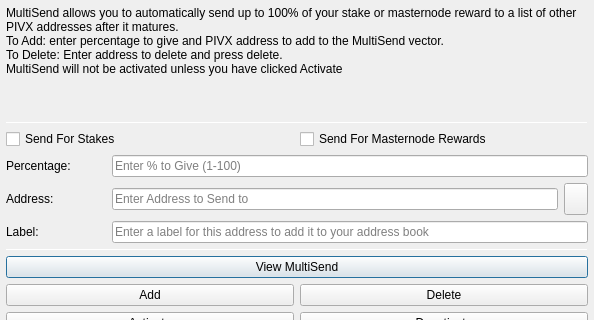
Qt form src/qt/forms/multisenddialog.ui (eons-finance/ALQO) before a commit; both pictures show x 0 to 594 and y 0 to 320 of the 594 by 526 pixel window.
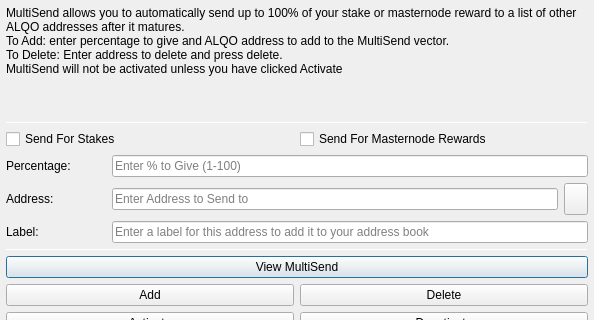
The same form after that commit. Icons and pictures are not drawn.

Diff of the .ui file:
```diff
--- a/src/qt/forms/multisenddialog.ui
+++ b/src/qt/forms/multisenddialog.ui
@@ -28,8 +28,8 @@
         <number>1</number>
        </property>
        <property name="text">
-        <string>MultiSend allows you to automatically send up to 100% of your stake or masternode reward to a list of other PIVX addresses after it matures.
-To Add: enter percentage to give and PIVX address to add to the MultiSend vector.
+        <string>MultiSend allows you to automatically send up to 100% of your stake or masternode reward to a list of other ALQO addresses after it matures.
+To Add: enter percentage to give and ALQO address to add to the MultiSend vector.
 To Delete: Enter address to delete and press delete.
 MultiSend will not be activated unless you have clicked Activate</string>
        </property>
```
Left out of the diff: 2 changed lines with no effect on the pictures.
